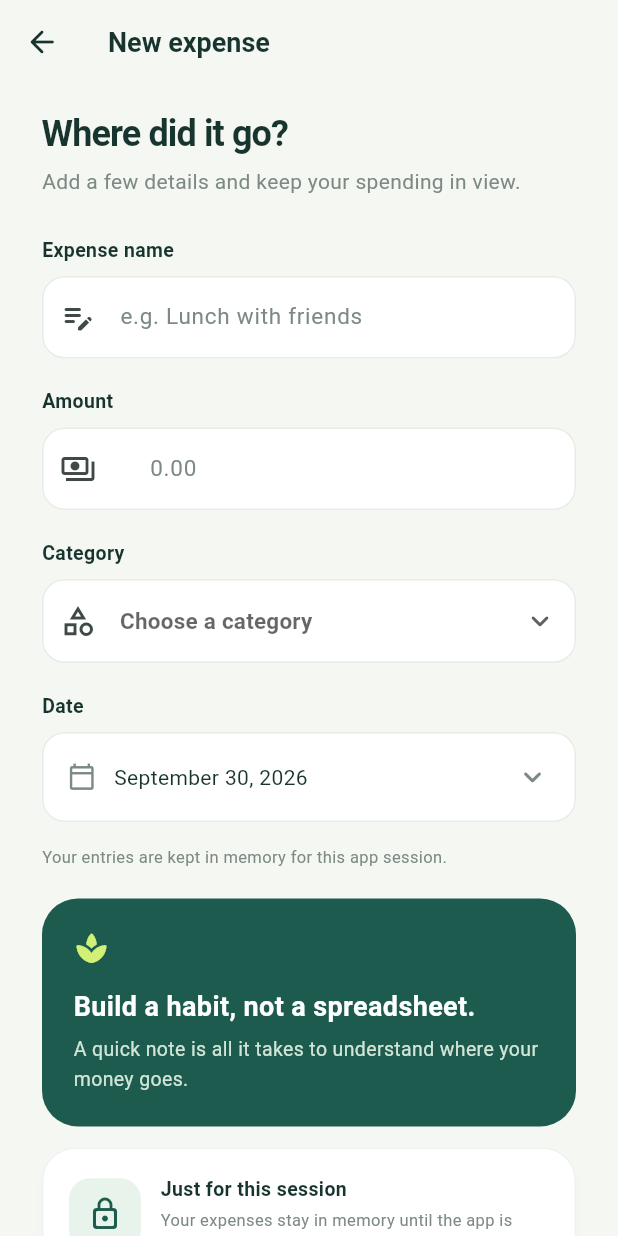
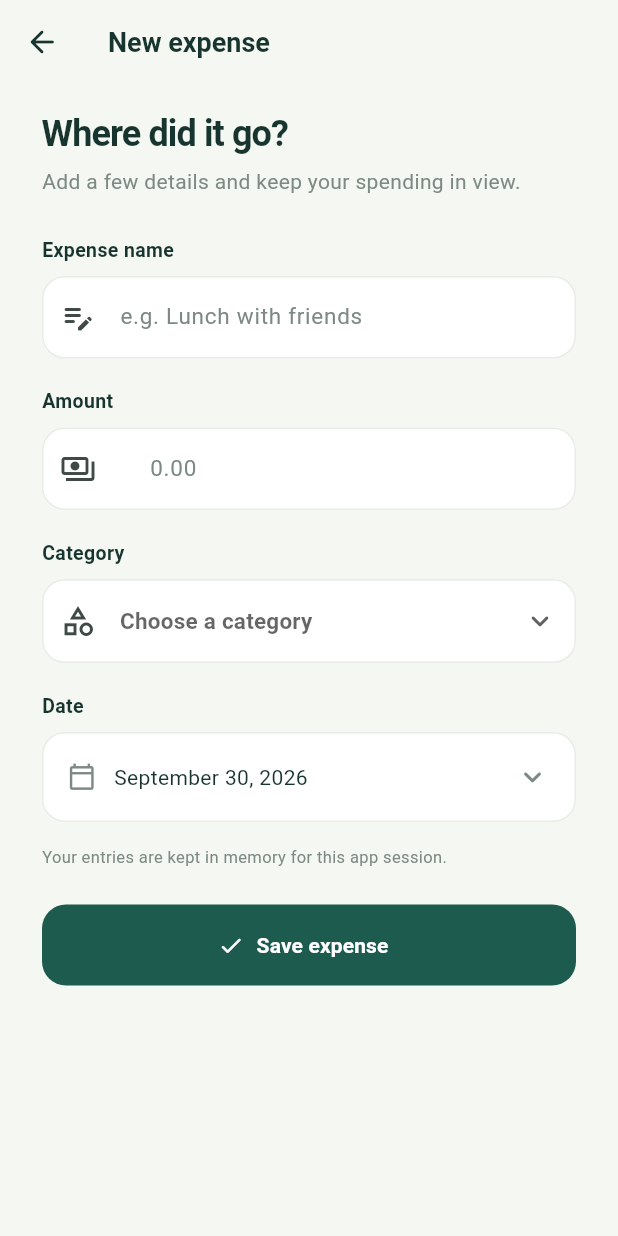
Before and after one commit to Jynxnanana/Personal_Expenses_Tracker, a Flutter app: the AddExpenseScreen screen opened directly, on a phone screen of 412 x 824 dp. Run offline on Flutter 3.47's test engine with Material 3 defaults, Android fonts, the phone set to English and light mode, and no system bars.

Commit message:
Remove informational cards from expense form

```diff
--- a/lib/screens/add_expense_screen.dart
+++ b/lib/screens/add_expense_screen.dart
@@ -3,7 +3,6 @@ import 'package:flutter/services.dart';
 
 import '../models/expense.dart';
 import '../theme.dart';
-import '../widgets/expense_widgets.dart';
 
 class AddExpenseScreen extends StatefulWidget {
   const AddExpenseScreen({super.key, this.initialExpense});
@@ -106,22 +105,7 @@ class _AddExpenseScreenState extends State<AddExpenseScreen> {
       ),
       body: LayoutBuilder(
         builder: (context, constraints) {
-          final wide = constraints.maxWidth >= 760;
           final horizontal = constraints.maxWidth < 400 ? 18.0 : 28.0;
-          final form = _buildForm(context);
-          final content = wide
-              ? Row(
-                  crossAxisAlignment: CrossAxisAlignment.start,
-                  children: [
-                    Expanded(flex: 6, child: form),
-                    const SizedBox(width: 32),
-                    Expanded(flex: 4, child: _formAside()),
-                  ],
-                )
-              : Column(
-                  crossAxisAlignment: CrossAxisAlignment.stretch,
-                  children: [form, const SizedBox(height: 20), _formAside()],
-                );
           // A ListView gives the form a real viewport to scroll within. Keeping
           // the content as its first item also prevents short screens from
           // centering the form below the visible area.
@@ -130,11 +114,11 @@ class _AddExpenseScreenState extends State<AddExpenseScreen> {
             children: [
               Center(
                 child: ConstrainedBox(
-                  constraints: const BoxConstraints(maxWidth: 1020),
+                  constraints: const BoxConstraints(maxWidth: 680),
                   child: Column(
                     crossAxisAlignment: CrossAxisAlignment.stretch,
                     children: [
-                      content,
+                      _buildForm(context),
                       const SizedBox(height: 24),
                       Center(
                         child: ConstrainedBox(
@@ -337,87 +321,4 @@ class _AddExpenseScreenState extends State<AddExpenseScreen> {
       ),
     ),
   );
-
-  Widget _formAside() {
-    return Column(
-      children: [
-        Container(
-          width: double.infinity,
-          padding: const EdgeInsets.all(21),
-          decoration: BoxDecoration(
-            color: ExpenseMateColors.forest,
-            borderRadius: BorderRadius.circular(24),
-          ),
-          child: const Column(
-            crossAxisAlignment: CrossAxisAlignment.start,
-            children: [
-              Icon(Icons.spa_rounded, color: ExpenseMateColors.lime, size: 24),
-              SizedBox(height: 15),
-              Text(
-                'Build a habit, not a spreadsheet.',
-                style: TextStyle(
-                  color: Colors.white,
-                  fontWeight: FontWeight.w700,
-                  fontSize: 18,
-                  height: 1.3,
-                ),
-              ),
-              SizedBox(height: 8),
-              Text(
-                'A quick note is all it takes to understand where your money goes.',
-                style: TextStyle(
-                  color: Color(0xFFD1E5D8),
-                  fontSize: 13,
-                  height: 1.5,
-                ),
-              ),
-            ],
-          ),
-        ),
-        const SizedBox(height: 14),
-        SurfaceCard(
-          child: Row(
-            children: [
-              Container(
-                padding: const EdgeInsets.all(12),
-                decoration: BoxDecoration(
-                  color: ExpenseMateColors.mint,
-                  borderRadius: BorderRadius.circular(14),
-                ),
-                child: const Icon(
-                  Icons.lock_outline_rounded,
-                  color: ExpenseMateColors.forest,
-                ),
-              ),
-              const SizedBox(width: 13),
-              const Expanded(
-                child: Column(
-                  crossAxisAlignment: CrossAxisAlignment.start,
-                  children: [
-                    Text(
-                      'Just for this session',
-                      style: TextStyle(
-                        color: ExpenseMateColors.ink,
-                        fontWeight: FontWeight.w700,
-                        fontSize: 13,
-                      ),
-                    ),
-                    SizedBox(height: 4),
-                    Text(
-                      'Your expenses stay in memory until the app is closed.',
-                      style: TextStyle(
-                        color: ExpenseMateColors.muted,
-                        fontSize: 11,
-                        height: 1.4,
-                      ),
-                    ),
-                  ],
-                ),
-              ),
-            ],
-          ),
-        ),
-      ],
-    );
-  }
 }
```
